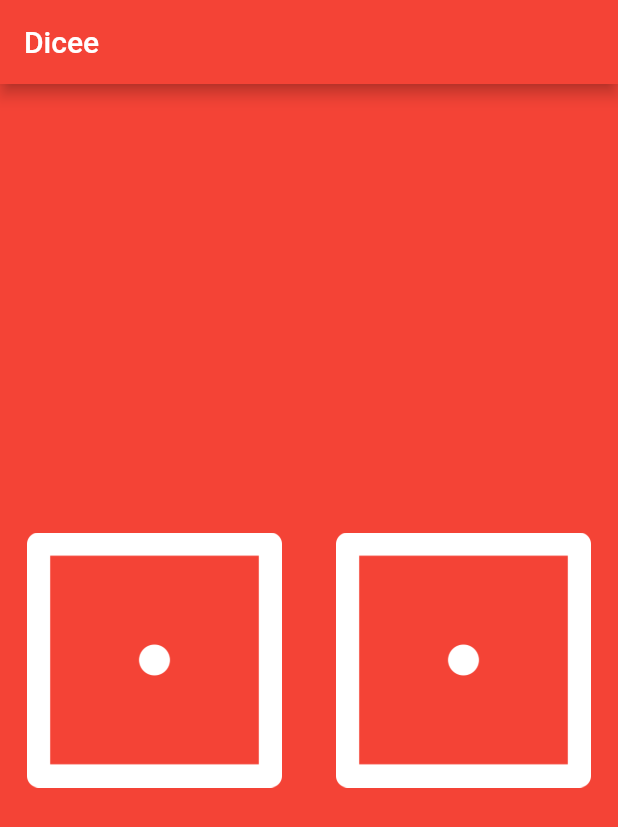
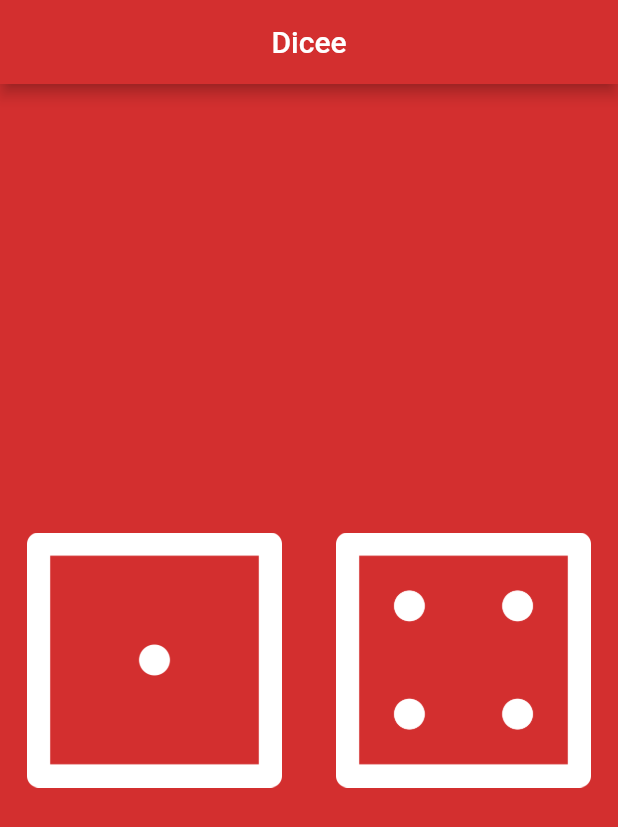
Before and after one commit to sarrthac/Dice-App, a Flutter app: the screen it shows after launch, on a phone screen of 412 x 824 dp. Shown: the top 827 px of the screen. Run offline on Flutter 3.47's test engine with Material 2 defaults, Android fonts, the phone set to English and light mode, and no system bars.

Commit message:
modified main.dart & the project is complete and running

```diff
--- a/lib/main.dart
+++ b/lib/main.dart
@@ -1,4 +1,5 @@
 import 'package:flutter/material.dart';
+import 'dart:math';
 
 void main() {
   runApp(MyApp());
@@ -9,11 +10,12 @@ class MyApp extends StatelessWidget {
   @override
   Widget build(BuildContext context) {
     return MaterialApp(
+      debugShowCheckedModeBanner: false,
       home: Scaffold(
-        backgroundColor: Colors.red,
+        backgroundColor: Colors.red.shade700,
         appBar: AppBar(
-          title: Text('Dicee'),
-          backgroundColor: Colors.red,
+          title: Center(child: Text('Dicee')),
+          backgroundColor: Colors.red.shade700,
         ),
         body: DicePage(),
       ),
@@ -21,7 +23,23 @@ class MyApp extends StatelessWidget {
   }
 }
 
-class DicePage extends StatelessWidget {
+class DicePage extends StatefulWidget {
+  // const DicePage({Key key}) : super(key: key);
+
+  @override
+  _DicePageState createState() => _DicePageState();
+}
+
+class _DicePageState extends State<DicePage> {
+  int leftButtonClicked = 1;
+  int rightButtonClicked = 4;
+  void changeDiceFace() {
+    setState(() {
+      leftButtonClicked = Random().nextInt(6) + 1;
+      rightButtonClicked = Random().nextInt(6) + 1;
+    });
+  }
+
   @override
   Widget build(BuildContext context) {
     return Center(
@@ -30,22 +48,22 @@ class DicePage extends StatelessWidget {
           Expanded(
             child: TextButton(
               onPressed: () {
-                print('left button pressed');
+                changeDiceFace();
               },
               child: Padding(
                 padding: const EdgeInsets.all(10.0),
-                child: Image.asset('images/dice1.png'),
+                child: Image.asset('images/dice$leftButtonClicked.png'),
               ),
             ),
           ),
           Expanded(
             child: TextButton(
               onPressed: () {
-                print('Right button pressed');
+                changeDiceFace();
               },
               child: Padding(
                 padding: const EdgeInsets.all(10.0),
-                child: Image.asset('images/dice1.png'),
+                child: Image.asset('images/dice$rightButtonClicked.png'),
               ),
             ),
           ),
```
